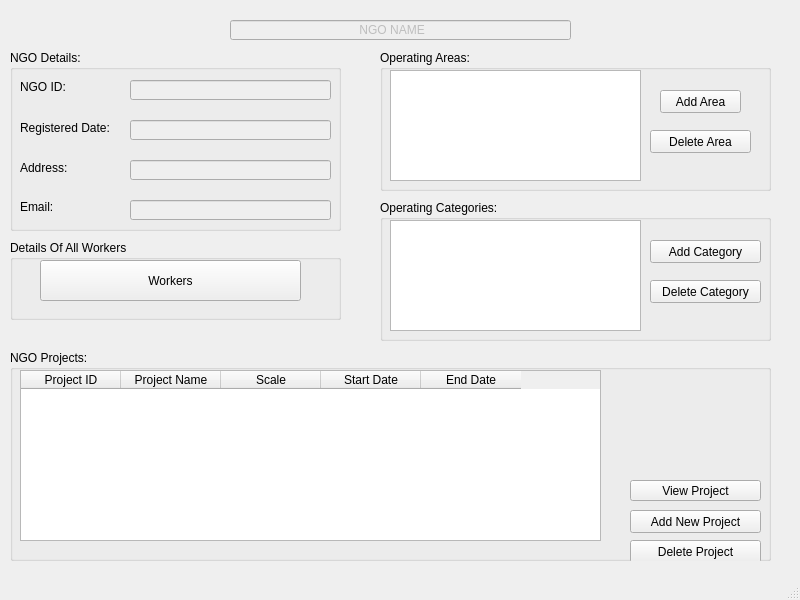
This is Screens/NGOPage.ui in msaadg/NGOConnect as Qt 5 draws it before an edit. The edited form follows.
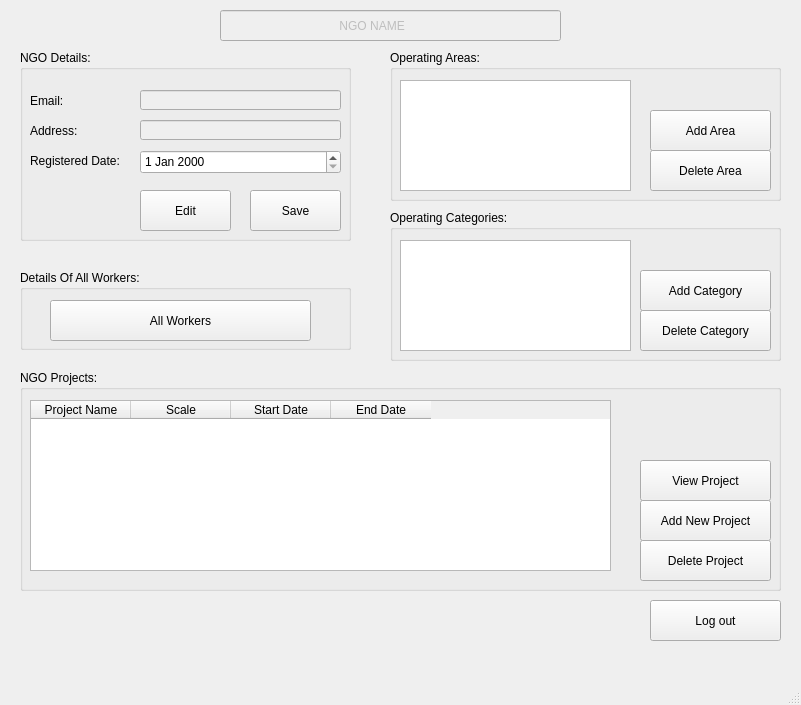
This is the edited form.

The edit to the form file:
```diff
--- a/Screens/NGOPage.ui
+++ b/Screens/NGOPage.ui
@@ -6,8 +6,8 @@
    <rect>
     <x>0</x>
     <y>0</y>
-    <width>800</width>
-    <height>600</height>
+    <width>801</width>
+    <height>705</height>
    </rect>
   </property>
   <property name="windowTitle">
@@ -20,48 +20,35 @@
     </property>
     <property name="geometry">
      <rect>
-      <x>230</x>
-      <y>20</y>
+      <x>220</x>
+      <y>10</y>
       <width>341</width>
-      <height>20</height>
+      <height>31</height>
      </rect>
     </property>
     <property name="text">
-     <string>                                      NGO NAME</string>
+     <string>                                   NGO NAME</string>
     </property>
    </widget>
    <widget class="QGroupBox" name="groupBox">
     <property name="geometry">
      <rect>
-      <x>10</x>
+      <x>20</x>
       <y>50</y>
       <width>331</width>
-      <height>181</height>
+      <height>191</height>
      </rect>
     </property>
     <property name="title">
      <string>NGO Details:</string>
     </property>
-    <widget class="QLabel" name="label">
-     <property name="geometry">
-      <rect>
-       <x>10</x>
-       <y>30</y>
-       <width>47</width>
-       <height>13</height>
-      </rect>
-     </property>
-     <property name="text">
-      <string>NGO ID:</string>
-     </property>
-    </widget>
     <widget class="QLabel" name="label_2">
      <property name="geometry">
       <rect>
        <x>10</x>
-       <y>70</y>
+       <y>100</y>
        <width>101</width>
-       <height>16</height>
+       <height>21</height>
       </rect>
      </property>
      <property name="text">
@@ -72,113 +59,123 @@
      <property name="geometry">
       <rect>
        <x>10</x>
-       <y>110</y>
+       <y>70</y>
        <width>61</width>
-       <height>16</height>
+       <height>21</height>
       </rect>
      </property>
      <property name="text">
       <string>Address:</string>
      </property>
     </widget>
+    <widget class="QLineEdit" name="ngoAddress">
+     <property name="enabled">
+      <bool>false</bool>
+     </property>
+     <property name="geometry">
+      <rect>
+       <x>120</x>
+       <y>70</y>
+       <width>201</width>
+       <height>20</height>
+      </rect>
+     </property>
+    </widget>
+    <widget class="QDateEdit" name="ngoRegDate">
+     <property name="geometry">
+      <rect>
+       <x>120</x>
+       <y>100</y>
+       <width>201</width>
+       <height>24</height>
+      </rect>
+     </property>
+    </widget>
+    <widget class="QPushButton" name="ngoEditBtn">
+     <property name="geometry">
+      <rect>
+       <x>120</x>
+       <y>140</y>
+       <width>91</width>
+       <height>41</height>
+      </rect>
+     </property>
+     <property name="text">
+      <string>Edit</string>
+     </property>
+    </widget>
+    <widget class="QPushButton" name="ngoSaveBtn">
+     <property name="geometry">
+      <rect>
+       <x>230</x>
+       <y>140</y>
+       <width>91</width>
+       <height>41</height>
+      </rect>
+     </property>
+     <property name="text">
+      <string>Save</string>
+     </property>
+    </widget>
+    <widget class="QLineEdit" name="ngoEmail">
+     <property name="enabled">
+      <bool>false</bool>
+     </property>
+     <property name="geometry">
+      <rect>
+       <x>120</x>
+       <y>40</y>
+       <width>201</width>
+       <height>20</height>
+      </rect>
+     </property>
+    </widget>
     <widget class="QLabel" name="label_4">
      <property name="geometry">
       <rect>
        <x>10</x>
-       <y>150</y>
+       <y>40</y>
        <width>47</width>
-       <height>13</height>
+       <height>21</height>
       </rect>
      </property>
      <property name="text">
       <string>Email:</string>
      </property>
     </widget>
-    <widget class="QLineEdit" name="lineEdit_2">
-     <property name="enabled">
-      <bool>false</bool>
-     </property>
-     <property name="geometry">
-      <rect>
-       <x>120</x>
-       <y>30</y>
-       <width>201</width>
-       <height>20</height>
-      </rect>
-     </property>
-    </widget>
-    <widget class="QLineEdit" name="lineEdit_3">
-     <property name="enabled">
-      <bool>false</bool>
-     </property>
-     <property name="geometry">
-      <rect>
-       <x>120</x>
-       <y>70</y>
-       <width>201</width>
-       <height>20</height>
-      </rect>
-     </property>
-    </widget>
-    <widget class="QLineEdit" name="lineEdit_4">
-     <property name="enabled">
-      <bool>false</bool>
-     </property>
-     <property name="geometry">
-      <rect>
-       <x>120</x>
-       <y>110</y>
-       <width>201</width>
-       <height>20</height>
-      </rect>
-     </property>
-    </widget>
-    <widget class="QLineEdit" name="lineEdit_5">
-     <property name="enabled">
-      <bool>false</bool>
-     </property>
-     <property name="geometry">
-      <rect>
-       <x>120</x>
-       <y>150</y>
-       <width>201</width>
-       <height>20</height>
-      </rect>
-     </property>
-    </widget>
    </widget>
    <widget class="QGroupBox" name="groupBox_2">
     <property name="geometry">
      <rect>
-      <x>10</x>
-      <y>350</y>
+      <x>20</x>
+      <y>370</y>
       <width>761</width>
-      <height>211</height>
+      <height>221</height>
      </rect>
     </property>
     <property name="title">
      <string>NGO Projects:</string>
     </property>
-    <widget class="QPushButton" name="NewProjectButton">
-     <property name="geometry">
-      <rect>
-       <x>620</x>
-       <y>160</y>
-       <width>131</width>
-       <height>23</height>
-      </rect>
-     </property>
-     <property name="text">
-      <string>Add New Project</string>
-     </property>
-    </widget>
-    <widget class="QPushButton" name="ProjectViewButton">
+    <widget class="QPushButton" name="ngoAddProjectBtn">
      <property name="geometry">
       <rect>
        <x>620</x>
        <y>130</y>
        <width>131</width>
-       <height>21</height>
+       <height>41</height>
+      </rect>
+     </property>
+     <property name="text">
+      <string>Add New Project</string>
+     </property>
+    </widget>
+    <widget class="QPushButton" name="ngoViewProjectBtn">
+     <property name="geometry">
+      <rect>
+       <x>620</x>
+       <y>90</y>
+       <width>131</width>
+       <height>41</height>
       </rect>
      </property>
      <property name="text">
@@ -189,9 +186,9 @@
      <property name="geometry">
       <rect>
        <x>620</x>
-       <y>190</y>
+       <y>170</y>
        <width>131</width>
-       <height>23</height>
+       <height>41</height>
       </rect>
      </property>
      <property name="text">
@@ -202,16 +199,17 @@
      <property name="geometry">
       <rect>
        <x>10</x>
-       <y>20</y>
+       <y>30</y>
        <width>581</width>
        <height>171</height>
       </rect>
      </property>
-     <column>
-      <property name="text">
-       <string>Project ID</string>
-      </property>
-     </column>
+     <property name="maximumSize">
+      <size>
+       <width>581</width>
+       <height>171</height>
+      </size>
+     </property>
      <column>
       <property name="text">
        <string>Project Name</string>
@@ -237,59 +235,59 @@
    <widget class="QGroupBox" name="groupBox_3">
     <property name="geometry">
      <rect>
-      <x>380</x>
+      <x>390</x>
       <y>50</y>
       <width>391</width>
-      <height>141</height>
+      <height>151</height>
      </rect>
     </property>
     <property name="title">
      <string>Operating Areas:</string>
     </property>
-    <widget class="QPushButton" name="pushButton_4">
+    <widget class="QListView" name="ngoOperatingAreas">
      <property name="geometry">
       <rect>
-       <x>280</x>
-       <y>40</y>
-       <width>81</width>
-       <height>23</height>
+       <x>10</x>
+       <y>30</y>
+       <width>231</width>
+       <height>111</height>
       </rect>
      </property>
-     <property name="text">
-      <string>Add Area</string>
-     </property>
     </widget>
     <widget class="QPushButton" name="pushButton_5">
      <property name="geometry">
       <rect>
-       <x>270</x>
-       <y>80</y>
-       <width>101</width>
-       <height>23</height>
+       <x>260</x>
+       <y>100</y>
+       <width>121</width>
+       <height>41</height>
       </rect>
      </property>
      <property name="text">
       <string>Delete Area</string>
      </property>
     </widget>
-    <widget class="QListView" name="listView">
+    <widget class="QPushButton" name="ngoAddAreaBtn">
      <property name="geometry">
       <rect>
-       <x>10</x>
-       <y>20</y>
-       <width>251</width>
-       <height>111</height>
+       <x>260</x>
+       <y>60</y>
+       <width>121</width>
+       <height>41</height>
       </rect>
      </property>
+     <property name="text">
+      <string>Add Area</string>
+     </property>
     </widget>
    </widget>
    <widget class="QGroupBox" name="groupBox_4">
     <property name="geometry">
      <rect>
-      <x>380</x>
-      <y>200</y>
+      <x>390</x>
+      <y>210</y>
       <width>391</width>
-      <height>141</height>
+      <height>151</height>
      </rect>
     </property>
     <property name="title">
@@ -298,23 +296,10 @@
     <widget class="QPushButton" name="pushButton_6">
      <property name="geometry">
       <rect>
-       <x>270</x>
-       <y>40</y>
-       <width>111</width>
-       <height>23</height>
-      </rect>
-     </property>
-     <property name="text">
-      <string>Add Category</string>
-     </property>
-    </widget>
-    <widget class="QPushButton" name="pushButton_7">
-     <property name="geometry">
-      <rect>
-       <x>270</x>
-       <y>80</y>
-       <width>111</width>
-       <height>23</height>
+       <x>250</x>
+       <y>100</y>
+       <width>131</width>
+       <height>41</height>
       </rect>
      </property>
      <property name="text">
@@ -325,39 +310,65 @@
      <property name="geometry">
       <rect>
        <x>10</x>
-       <y>20</y>
-       <width>251</width>
+       <y>30</y>
+       <width>231</width>
        <height>111</height>
       </rect>
      </property>
     </widget>
+    <widget class="QPushButton" name="ngoAddCategoryBtn">
+     <property name="geometry">
+      <rect>
+       <x>250</x>
+       <y>60</y>
+       <width>131</width>
+       <height>41</height>
+      </rect>
+     </property>
+     <property name="text">
+      <string>Add Category</string>
+     </property>
+    </widget>
    </widget>
    <widget class="QGroupBox" name="groupBox_5">
     <property name="geometry">
      <rect>
-      <x>10</x>
-      <y>240</y>
+      <x>20</x>
+      <y>270</y>
       <width>331</width>
       <height>80</height>
      </rect>
     </property>
     <property name="title">
-     <string>Details Of All Workers </string>
+     <string>Details Of All Workers:</string>
     </property>
     <widget class="QPushButton" name="WorkerButton">
      <property name="geometry">
       <rect>
        <x>30</x>
-       <y>20</y>
+       <y>30</y>
        <width>261</width>
        <height>41</height>
       </rect>
      </property>
      <property name="text">
-      <string>Workers</string>
+      <string>All Workers</string>
      </property>
     </widget>
    </widget>
+   <widget class="QPushButton" name="ngoLogoutBtn">
+    <property name="geometry">
+     <rect>
+      <x>650</x>
+      <y>600</y>
+      <width>131</width>
+      <height>41</height>
+     </rect>
+    </property>
+    <property name="text">
+     <string>Log out</string>
+    </property>
+   </widget>
   </widget>
   <widget class="QMenuBar" name="menubar">
    <property name="geometry">
```
Left out of the diff: 18 changed lines with no effect on the pictures.
